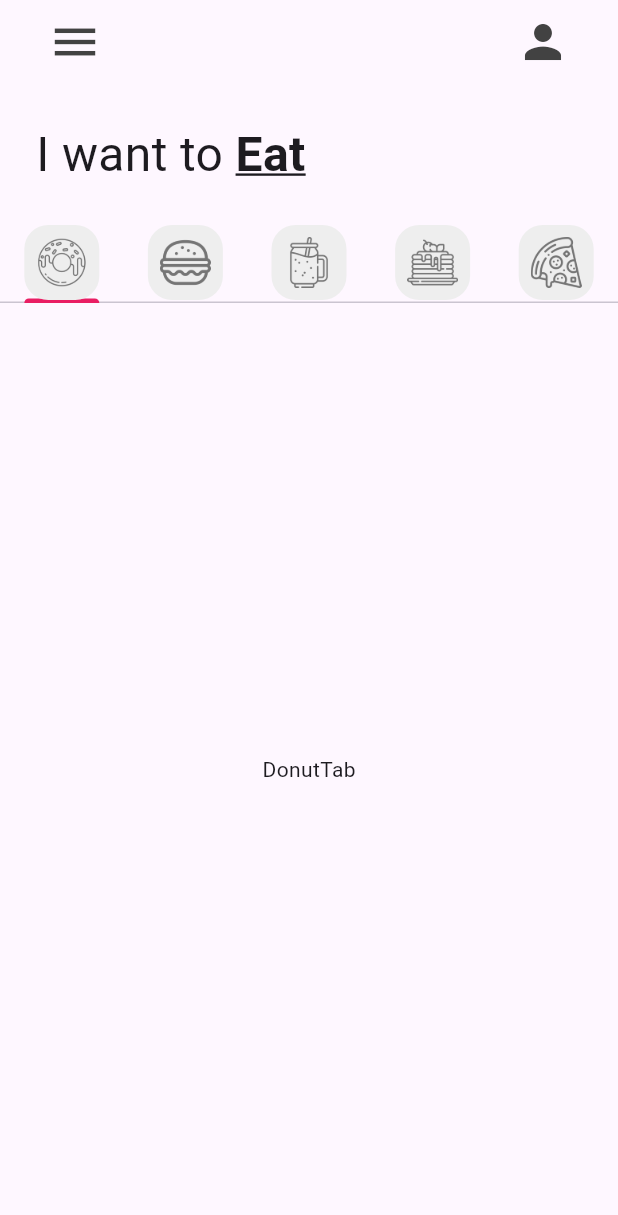
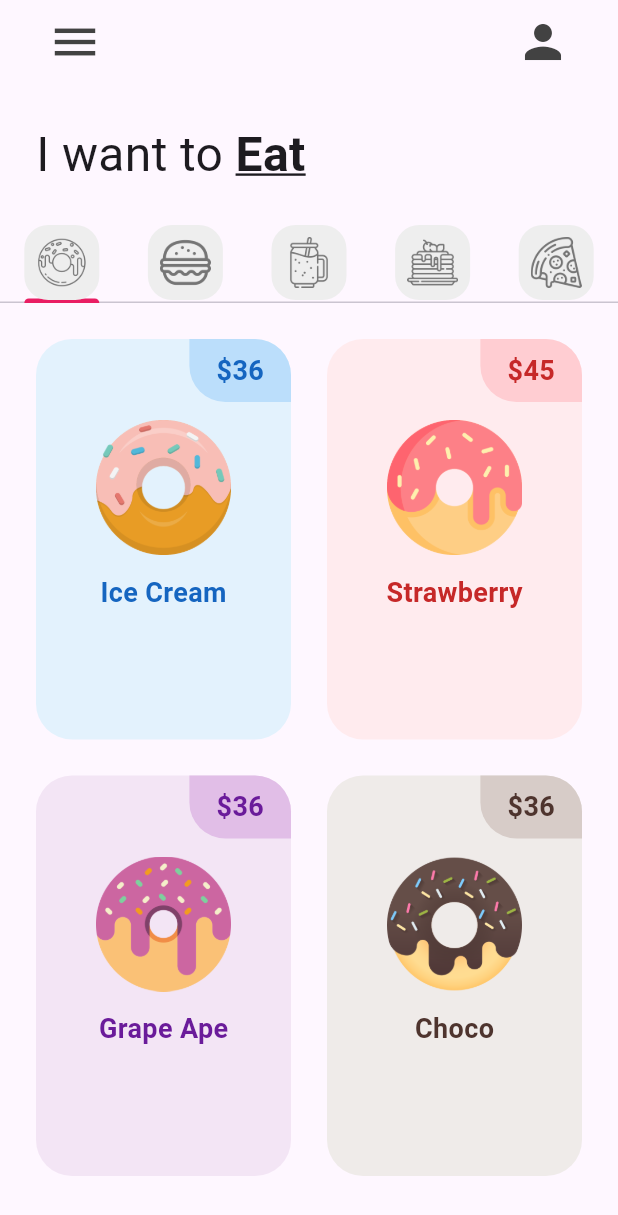
Before and after one commit to zeuss1102/reto1_donut_app_emilio_puigcerver, a Flutter app: the screen it shows after launch, on a phone screen of 412 x 824 dp. Shown: the top 1215 px of the screen. Run offline on Flutter 3.47's test engine with Material 3 defaults, Android fonts, the phone set to English and light mode, and no system bars.

Commit message:
donut tile añadido

```diff
--- a/lib/tab/donut_tab.dart
+++ b/lib/tab/donut_tab.dart
@@ -1,14 +1,34 @@
 import 'package:flutter/material.dart';
+import 'package:reto1_donut_app_emilio_puigcerver/utils/donut_tile.dart';
 
 class DonutTab extends StatelessWidget {
-  const DonutTab({super.key});
+  //list of donuts
+  final List donuts0nsale = [
+    // [donutFlavor, donutPrice, donutColor, imageName]
+  ["Ice Cream", "36", Colors.blue, "lib/images/icecream_donut.png"],
+  ["Strawberry", "45",Colors.red, "lib/images/strawberry_donut.png"],
+  ["Grape Ape", "36", Colors.purple, "lib/images/grape_donut.png"],
+  ["Choco", "36", Colors.brown, "lib/images/chocolate_donut.png"],
+  ];
+  DonutTab({super.key});
 
   @override
   Widget build(BuildContext context) {
-    return Container(
-      child: const Center (
-        child: Text('DonutTab'),
-        ),
+    return GridView.builder(
+      itemCount: donuts0nsale. length,
+    padding: const EdgeInsets.all(12),
+    gridDelegate: SliverGridDelegateWithFixedCrossAxisCount (
+    crossAxisCount: 2, childAspectRatio: 1 / 1.5),
+    itemBuilder:  (context, index) {
+      return DonutTile(
+        donutFlavor: donuts0nsale[index][0],
+        donutPrice:donuts0nsale[index][1],
+        donutColor: donuts0nsale[index][2],
+        imageName:donuts0nsale[index][3],
+
+      );
+    }
+
     );
   }
 }
--- /dev/null
+++ b/lib/utils/donut_tile.dart
@@ -0,0 +1,74 @@
+import 'package:flutter/material.dart';
+
+class DonutTile extends StatelessWidget {
+  final String donutFlavor;
+  final String donutPrice;
+  final dynamic donutColor;
+  final String imageName; // Cambiado de String a Dynamic
+
+  final double borderRadius = 24;
+
+  const DonutTile({
+    super.key,
+    required this.donutFlavor,
+    required this.donutPrice,
+    this.donutColor,
+    required this.imageName,
+  });
+
+  @override
+  Widget build(BuildContext context) {
+    return Padding(
+      padding: const EdgeInsets.all(12),
+      child: Container(
+        decoration: BoxDecoration(
+          color: donutColor[50],
+          borderRadius: BorderRadius.circular(borderRadius),
+        ),
+        child: Column(
+          children: [
+            Row(
+              mainAxisAlignment: MainAxisAlignment.end,
+              children: [
+                Container(
+                  decoration: BoxDecoration(
+                    color: donutColor[100],
+                    borderRadius: BorderRadius.only(
+                      topRight: Radius.circular(borderRadius),
+                      bottomLeft: Radius.circular(borderRadius),
+                    ),
+                  ),
+                  padding:
+                      const EdgeInsets.symmetric(vertical: 8, horizontal: 18),
+                  child: Text(
+                    '\$$donutPrice',
+                    style: TextStyle(
+                      fontWeight: FontWeight.bold,
+                      fontSize: 18,
+                      color: donutColor[800],
+                    ),
+                  ),
+                )
+              ],
+            ),
+            // Imagen de la dona
+            Padding(
+              padding:
+                  const EdgeInsets.symmetric(horizontal: 40, vertical: 12),
+              child: Image.asset(imageName),
+            ),
+            // Nombre de la dona
+            Text(
+              donutFlavor,
+              style: TextStyle(
+                fontSize: 18,
+                fontWeight: FontWeight.bold,
+                color: donutColor[800],
+              ),
+            ),
+          ],
+        ),
+      ),
+    );
+  }
+}
```
Also changed, not shown: lib/pages/home_page.dart (line endings or trailing spaces).
